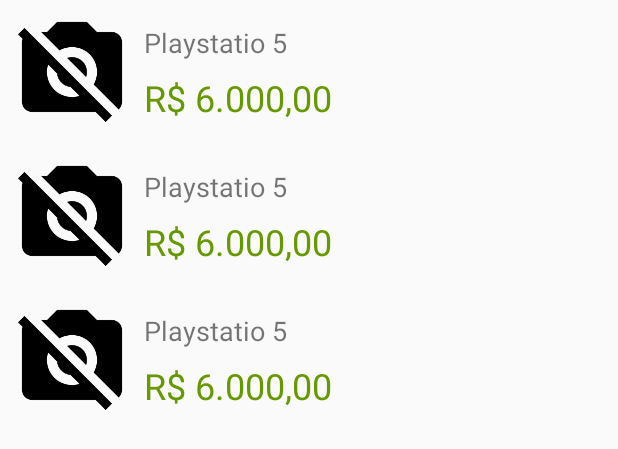
After one commit to lleosoull/teste-unitario, an Android app: the layout activity_auction_list.xml on its own in the app's theme, with its tools: preview values and no code run, on a phone screen of 412 x 824 dp. The commit adds this screen. Shown: the top 449 px of the screen. Run offline under Robolectric (Android 15) with nearby library versions, the phone set to English and light mode, and no system bars.

Commit message:
- Adicionando layout - Adicionando adapter | holder | core

```diff
--- a/app/src/main/AndroidManifest.xml
+++ b/app/src/main/AndroidManifest.xml
@@ -9,7 +9,8 @@
         android:roundIcon="@mipmap/ic_launcher_round"
         android:supportsRtl="true"
         android:theme="@style/AppTheme">
-        <activity android:name=".ui.MainActivity">
+        <activity android:name=".ui.AuctionListActivity"></activity>
+        <activity android:name=".ui.AuctionBidsActivity">
             <intent-filter>
                 <action android:name="android.intent.action.MAIN" />
 
--- /dev/null
+++ b/app/src/main/java/com/project/test/adapter/AuctionAdapter.kt
@@ -0,0 +1,23 @@
+package com.project.test.adapter
+
+import android.view.ViewGroup
+import androidx.recyclerview.widget.RecyclerView
+import com.project.test.R
+import com.project.test.adapter.core.GenericAdapter
+import com.project.test.holders.AuctionHolder
+import com.project.test.model.Auction
+
+class AuctionAdapter(
+    private val auctionList: List<Auction> = emptyList()
+) : GenericAdapter<RecyclerView.ViewHolder>() {
+
+    override fun onCreateViewHolder(parent: ViewGroup, viewType: Int): RecyclerView.ViewHolder {
+        return AuctionHolder(inflate(R.layout.inflate_auction_item, parent))
+    }
+
+    override fun getItemCount(): Int = auctionList.size
+
+    override fun onBindViewHolder(holder: RecyclerView.ViewHolder, position: Int) {
+        (holder as AuctionHolder).build()
+    }
+}
--- /dev/null
+++ b/app/src/main/java/com/project/test/adapter/core/GenericAdapter.kt
@@ -0,0 +1,21 @@
+package com.project.test.adapter.core
+
+import android.content.Context
+import android.view.LayoutInflater
+import android.view.View
+import android.view.ViewGroup
+import androidx.annotation.LayoutRes
+import androidx.recyclerview.widget.RecyclerView
+
+abstract class GenericAdapter<T : RecyclerView.ViewHolder> : RecyclerView.Adapter<T>() {
+
+    lateinit var context: Context
+
+    fun inflate(@LayoutRes layout: Int, parent: ViewGroup): View {
+        context = parent.context
+
+        return LayoutInflater
+            .from(context)
+            .inflate(layout, parent, false)
+    }
+}
--- /dev/null
+++ b/app/src/main/java/com/project/test/holders/AuctionHolder.kt
@@ -0,0 +1,19 @@
+package com.project.test.holders
+
+import android.view.View
+import android.widget.ImageView
+import android.widget.TextView
+import androidx.recyclerview.widget.RecyclerView
+import com.project.test.R
+
+class AuctionHolder(itemView: View) : RecyclerView.ViewHolder(itemView) {
+
+    private val ivAuctionPictures: ImageView = itemView.findViewById(R.id.ivAuctionPictures)
+    private val tvAuctionMessage: TextView = itemView.findViewById(R.id.tvAuctionMessage)
+    private val tvAuctionPrice: TextView = itemView.findViewById(R.id.tvAuctionPrice)
+
+    fun build() {
+
+    }
+
+}
--- /dev/null
+++ b/app/src/main/java/com/project/test/model/Auction.kt
@@ -0,0 +1,4 @@
+package com.project.test.model
+
+class Auction {
+}
--- a/app/src/main/java/com/project/test/ui/MainActivity.kt
+++ b/app/src/main/java/com/project/test/ui/AuctionBidsActivity.kt
@@ -4,11 +4,11 @@ import android.os.Bundle
 import androidx.appcompat.app.AppCompatActivity
 import com.project.test.R
 
-class MainActivity : AppCompatActivity() {
+class AuctionBidsActivity : AppCompatActivity() {
 
     override fun onCreate(savedInstanceState: Bundle?) {
         super.onCreate(savedInstanceState)
-        setContentView(R.layout.activity_main)
+        setContentView(R.layout.activity_auction_bids)
     }
 
 }
--- /dev/null
+++ b/app/src/main/java/com/project/test/ui/AuctionListActivity.kt
@@ -0,0 +1,12 @@
+package com.project.test.ui
+
+import androidx.appcompat.app.AppCompatActivity
+import android.os.Bundle
+import com.project.test.R
+
+class AuctionListActivity : AppCompatActivity() {
+    override fun onCreate(savedInstanceState: Bundle?) {
+        super.onCreate(savedInstanceState)
+        setContentView(R.layout.activity_auction_list)
+    }
+}
--- a/app/src/main/res/layout/activity_main.xml
+++ b/app/src/main/res/layout/activity_auction_bids.xml
@@ -8,7 +8,7 @@
     <androidx.constraintlayout.widget.ConstraintLayout
         android:layout_width="match_parent"
         android:layout_height="wrap_content"
-        tools:context=".ui.MainActivity">
+        tools:context=".ui.AuctionBidsActivity">
 
         <ImageView
             android:id="@+id/ivAuctionPictures"
--- /dev/null
+++ b/app/src/main/res/layout/activity_auction_list.xml
@@ -0,0 +1,20 @@
+<?xml version="1.0" encoding="utf-8"?>
+<androidx.constraintlayout.widget.ConstraintLayout xmlns:android="http://schemas.android.com/apk/res/android"
+    xmlns:app="http://schemas.android.com/apk/res-auto"
+    xmlns:tools="http://schemas.android.com/tools"
+    android:layout_width="match_parent"
+    android:layout_height="match_parent"
+    tools:context=".ui.AuctionListActivity">
+
+    <androidx.recyclerview.widget.RecyclerView
+        android:id="@+id/rvAuctionList"
+        android:layout_width="0dp"
+        android:layout_height="0dp"
+        app:layoutManager="androidx.recyclerview.widget.LinearLayoutManager"
+        app:layout_constraintBottom_toBottomOf="parent"
+        app:layout_constraintEnd_toEndOf="parent"
+        app:layout_constraintStart_toStartOf="parent"
+        app:layout_constraintTop_toTopOf="parent"
+        tools:listitem="@layout/inflate_auction_item" />
+
+</androidx.constraintlayout.widget.ConstraintLayout>
--- /dev/null
+++ b/app/src/main/res/layout/inflate_auction_item.xml
@@ -0,0 +1,47 @@
+<?xml version="1.0" encoding="utf-8"?>
+<androidx.constraintlayout.widget.ConstraintLayout xmlns:android="http://schemas.android.com/apk/res/android"
+    xmlns:app="http://schemas.android.com/apk/res-auto"
+    xmlns:tools="http://schemas.android.com/tools"
+    android:layout_width="match_parent"
+    android:layout_height="80dp"
+    android:layout_margin="8dp">
+
+    <ImageView
+        android:id="@+id/ivAuctionPictures"
+        android:layout_width="80dp"
+        android:layout_height="80dp"
+        android:contentDescription="@string/auction_image"
+        app:layout_constraintBottom_toBottomOf="parent"
+        app:layout_constraintStart_toStartOf="parent"
+        app:layout_constraintTop_toTopOf="parent"
+        app:srcCompat="@drawable/ic_camera_off" />
+
+    <TextView
+        android:id="@+id/tvAuctionMessage"
+        android:layout_width="0dp"
+        android:layout_height="wrap_content"
+        android:layout_margin="8dp"
+        android:ellipsize="end"
+        android:lines="1"
+        android:textSize="18sp"
+        app:layout_constraintBottom_toTopOf="@id/tvAuctionPrice"
+        app:layout_constraintEnd_toEndOf="parent"
+        app:layout_constraintStart_toEndOf="@+id/ivAuctionPictures"
+        app:layout_constraintTop_toTopOf="parent"
+        tools:text="Playstatio 5" />
+
+    <TextView
+        android:id="@+id/tvAuctionPrice"
+        android:layout_width="0dp"
+        android:layout_height="wrap_content"
+        android:layout_marginTop="8dp"
+        android:ellipsize="end"
+        android:lines="1"
+        android:textColor="@android:color/holo_green_dark"
+        android:textSize="24sp"
+        app:layout_constraintEnd_toEndOf="@+id/tvAuctionMessage"
+        app:layout_constraintStart_toStartOf="@+id/tvAuctionMessage"
+        app:layout_constraintTop_toBottomOf="@+id/tvAuctionMessage"
+        tools:text="R$ 6.000,00" />
+
+</androidx.constraintlayout.widget.ConstraintLayout>
```
